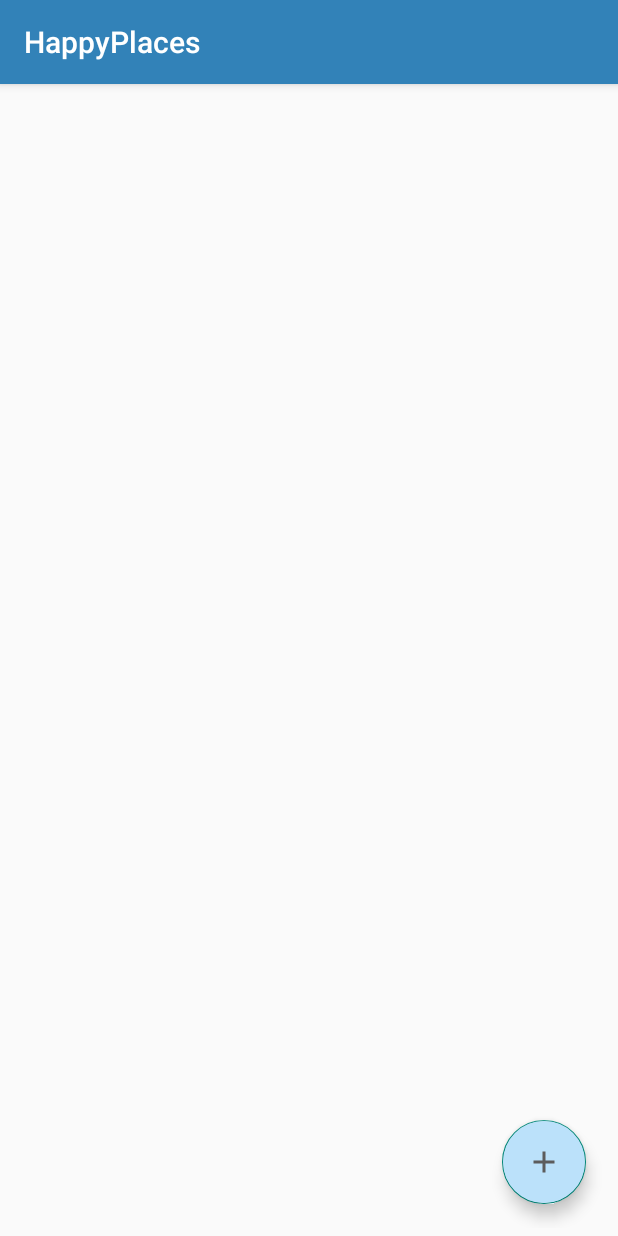
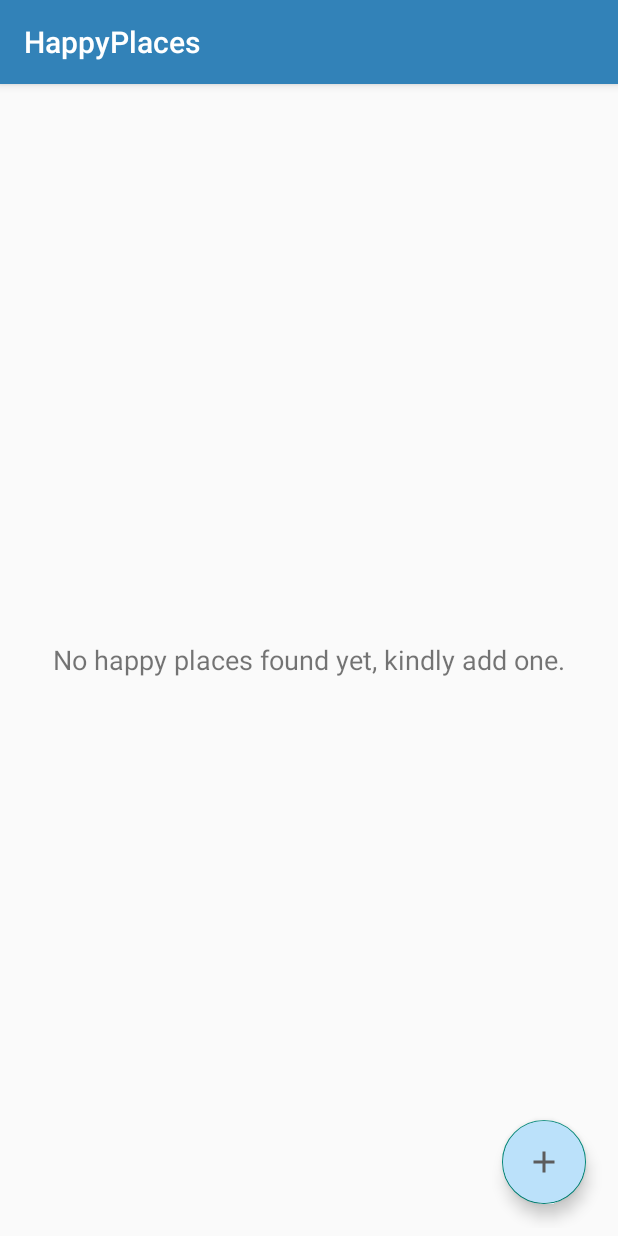
Before and after one commit to PrathB/HappyPlaces, an Android app: the screen it shows after launch (MainActivity), on a phone screen of 412 x 824 dp. Run offline under Robolectric (Android 15) with nearby library versions, the phone set to English and light mode, and no system bars; our stand-ins replace Room's generated code.

Commit message:
Added recycler view in main activity to display fetched places from database.

```diff
--- a/app/build.gradle.kts
+++ b/app/build.gradle.kts
@@ -53,12 +53,16 @@ dependencies {
 //    implementing PermissionX library for permission handling
     implementation("com.guolindev.permissionx:permissionx:1.7.1")
 
+//    implementations related to room database and coroutine
     val roomVersion ="2.6.0"
 
     implementation("androidx.room:room-runtime:$roomVersion")
     ksp("androidx.room:room-compiler:$roomVersion")
     implementation("androidx.room:room-ktx:$roomVersion")
 
+//    implementing CircleImageView library
+    implementation("de.hdodenhof:circleimageview:3.1.0")
+
     testImplementation("junit:junit:4.13.2")
     androidTestImplementation("androidx.test.ext:junit:1.1.5")
     androidTestImplementation("androidx.test.espresso:espresso-core:3.5.1")
--- a/app/src/main/java/com/test/happyplaces/activities/MainActivity.kt
+++ b/app/src/main/java/com/test/happyplaces/activities/MainActivity.kt
@@ -2,8 +2,15 @@ package com.test.happyplaces.activities
 
 import android.content.Intent
 import android.os.Bundle
+import android.view.View
 import androidx.appcompat.app.AppCompatActivity
+import androidx.lifecycle.lifecycleScope
+import androidx.recyclerview.widget.LinearLayoutManager
+import com.test.happyplaces.adapters.HappyPlaceAdapter
+import com.test.happyplaces.database.DatabaseSingleton
+import com.test.happyplaces.database.PlacesDao
 import com.test.happyplaces.databinding.ActivityMainBinding
+import kotlinx.coroutines.launch
 
 class MainActivity : AppCompatActivity() {
     private var binding : ActivityMainBinding? = null
@@ -12,10 +19,31 @@ class MainActivity : AppCompatActivity() {
         binding = ActivityMainBinding.inflate(layoutInflater)
         setContentView(binding?.root)
 
+        val database = DatabaseSingleton.getInstance(applicationContext)
+        val placesDao = database.placesDao()
+        setUpRecyclerView(placesDao)
+
         binding?.fabAddHappyPlace?.setOnClickListener{
             val intent = Intent(this, AddHappyPlaceActivity::class.java)
             startActivity(intent)
         }
 
     }
+
+    private fun setUpRecyclerView(userDao : PlacesDao) {
+        lifecycleScope.launch {
+            userDao.fetchAllPlaces().collect(){
+                if(it.isEmpty()){
+                    binding?.tvNoRecordsAvailable?.visibility = View.VISIBLE
+                    binding?.rvPlaces?.visibility = View.GONE
+                }else{
+                    binding?.tvNoRecordsAvailable?.visibility = View.GONE
+                    binding?.rvPlaces?.visibility = View.VISIBLE
+                    binding?.rvPlaces?.layoutManager = LinearLayoutManager(
+                        this@MainActivity,LinearLayoutManager.VERTICAL,false)
+                    binding?.rvPlaces?.adapter = HappyPlaceAdapter(it)
+                }
+            }
+        }
+    }
 }
--- /dev/null
+++ b/app/src/main/java/com/test/happyplaces/database/DatabaseSingleton.kt
@@ -0,0 +1,23 @@
+package com.test.happyplaces.database
+
+import android.content.Context
+import androidx.room.Room
+
+object DatabaseSingleton {
+    private var INSTANCE: PlacesDatabase? = null
+
+    fun getInstance(context: Context): PlacesDatabase {
+        if (INSTANCE == null) {
+            synchronized(PlacesDatabase::class.java) {
+                if (INSTANCE == null) {
+                    INSTANCE = Room.databaseBuilder(
+                        context.applicationContext,
+                        PlacesDatabase::class.java,
+                        "places-database"
+                    ).build()
+                }
+            }
+        }
+        return INSTANCE!!
+    }
+}
--- a/app/src/main/res/layout/activity_main.xml
+++ b/app/src/main/res/layout/activity_main.xml
@@ -6,6 +6,20 @@
     android:layout_height="match_parent"
     android:padding="5dp"
     tools:context=".activities.MainActivity">
+
+    <androidx.recyclerview.widget.RecyclerView
+        android:id="@+id/rv_places"
+        android:layout_width="match_parent"
+        android:layout_height="match_parent"
+        android:visibility="gone"/>
+
+    <TextView
+        android:id="@+id/tv_no_records_available"
+        android:layout_width="wrap_content"
+        android:layout_height="wrap_content"
+        android:text="@string/no_happy_places_found_yet_kindly_add_one"
+        android:textSize="@dimen/no_records_available_text_size"
+        android:layout_gravity="center"/>
 
     <com.google.android.material.floatingactionbutton.FloatingActionButton
         android:id="@+id/fabAddHappyPlace"
--- a/app/src/main/res/values/colors.xml
+++ b/app/src/main/res/values/colors.xml
@@ -10,4 +10,5 @@
     <color name="primary_text_color">#000000</color>
     <color name="secondary_text_color">#000000</color>
     <color name="tilBoxColor">#000000</color>
+    <color name="civ_border_color">#000000</color>
 </resources>
--- a/app/src/main/res/values/strings.xml
+++ b/app/src/main/res/values/strings.xml
@@ -7,4 +7,6 @@
     <string name="btn_text_save">SAVE</string>
     <string name="text_add_image">ADD IMAGE</string>
     <string name="add_image">Add Image</string>
+    <string name="happy_place_image">happy place image</string>
+    <string name="no_happy_places_found_yet_kindly_add_one">No happy places found yet, kindly add one.</string>
 </resources>
```
Also changed, not shown: app/src/main/java/com/test/happyplaces/activities/AddHappyPlaceActivity.kt (+6 -9 lines), app/src/main/java/com/test/happyplaces/adapters/HappyPlaceAdapter.kt (added, +35 -0 lines), app/src/main/java/com/test/happyplaces/database/PlaceModel.kt (renamed from app/src/main/java/com/test/happyplaces/models/PlaceModel.kt, +1 -1 lines), app/src/main/java/com/test/happyplaces/database/PlacesDao.kt (+0 -1 lines), app/src/main/java/com/test/happyplaces/database/PlacesDatabase.kt (+0 -1 lines), app/src/main/res/layout/item_happy_place.xml (added, +62 -0 lines), app/src/main/res/values/dimens.xml (+10 -0 lines).
